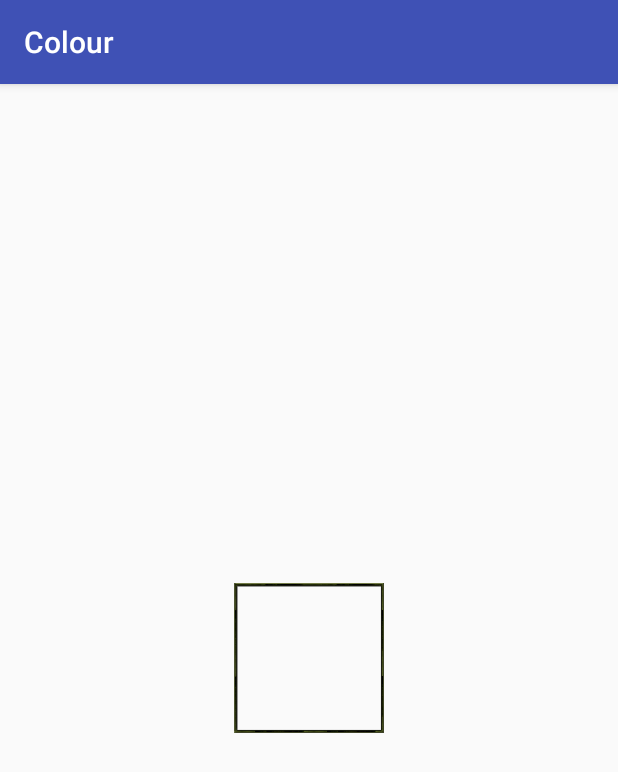
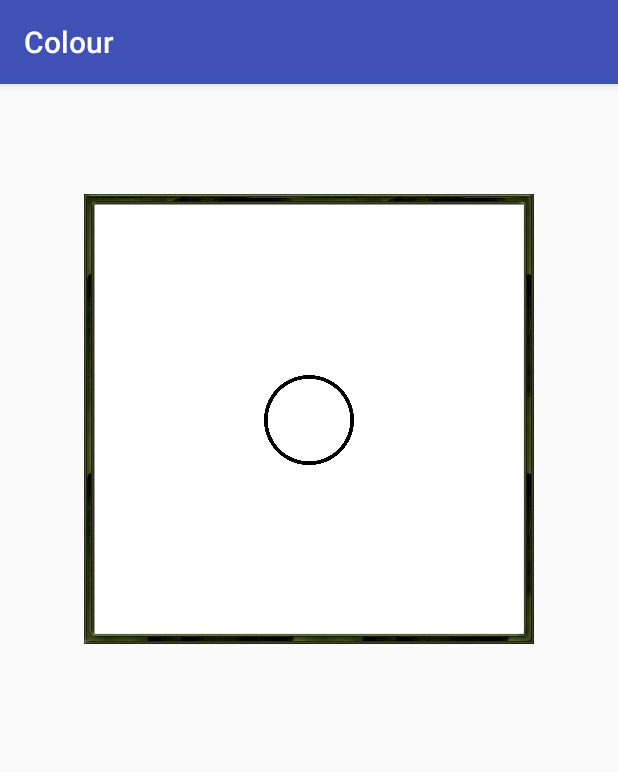
Before and after one commit to veryprofessionaldodo/ColourApp, an Android app: the screen it shows after launch (MainActivity), on a phone screen of 412 x 824 dp. Shown: the top 772 px of the screen. Run offline under Robolectric (Android 15) with nearby library versions, the phone set to English and light mode, and no system bars.

Commit message:
Erro na performance, provavelmente por causa do onTouchListener
Adicionado Quadrado onde vai ficar colour square

```diff
--- a/app/src/main/java/com/example/petre/colour/MainActivity.java
+++ b/app/src/main/java/com/example/petre/colour/MainActivity.java
@@ -5,26 +5,34 @@ import android.os.Bundle;
 import android.view.MotionEvent;
 import android.view.View;
 import android.widget.ImageView;
+import android.widget.Toast;
 
 public class MainActivity extends AppCompatActivity {
 
-    ImageView img;
+    ImageView img, sqr;
     @Override
     protected void onCreate(Bundle savedInstanceState) {
         super.onCreate(savedInstanceState);
         setContentView(R.layout.activity_main);
 
         final View touchView = findViewById(R.id.full);
-
-        img = (ImageView) findViewById(R.id.ball);
+       // sqr = (ImageView) findViewById(R.id.square);
+        img = (ImageView) findViewById(R.id.circle);
 
         touchView.setOnTouchListener(new View.OnTouchListener() {
 
             @Override
             public boolean onTouch(View v, MotionEvent event) {
                 System.out.println(getSupportActionBar().getHeight() );
-                img.setY(event.getRawY() - getSupportActionBar().getHeight() - img.getHeight()/2 - getStatusBarHeight());
-                img.setX(event.getRawX() - img.getWidth()/2);
+
+
+               // Toast.makeText(MainActivity.this, "X" + event.getRawX() + " Width " + img.getWidth(), Toast.LENGTH_SHORT).show();
+                //if (((event.getRawX() - img.getWidth()/2) > sqr.getX()) && ((event.getRawX() - img.getWidth()/2 )> (sqr.getX()+ sqr.getWidth() ))) {
+               // if (event.getRawY() > sqr.getY() && event.getRawX() > sqr.getX()) {
+                   //if (event.getRawY() - img.getHeight()/2 > sqr.getY() && event.getRawY() - img.getHeight()/2 > sqr.getY()+ sqr.getHeight() ) {
+                        img.setY(event.getRawY() - getSupportActionBar().getHeight() - img.getHeight() / 2 - getStatusBarHeight());
+                        img.setX(event.getRawX() - img.getWidth() / 2);
+                 //   }
                 return true;
             }
         });
--- a/app/src/main/res/layout/activity_main.xml
+++ b/app/src/main/res/layout/activity_main.xml
@@ -2,23 +2,39 @@
 <android.support.constraint.ConstraintLayout xmlns:android="http://schemas.android.com/apk/res/android"
     xmlns:app="http://schemas.android.com/apk/res-auto"
     xmlns:tools="http://schemas.android.com/tools"
+    android:id="@+id/full"
     android:layout_width="match_parent"
-    android:id = "@+id/full"
     android:layout_height="match_parent"
 
 
+    tools:context="com.example.petre.colour.MainActivity">
 
-tools:context="com.example.petre.colour.MainActivity">
 
     <ImageView
-        android:layout_width="100dp"
-        android:layout_height="100dp"
-        android:src="@drawable/ball"
-        android:id="@+id/ball"
-        app:layout_constraintBottom_toBottomOf="parent"
+        android:layout_width="300dp"
+        android:layout_height="300dp"
+        android:layout_marginTop="73dp"
+        android:src="@drawable/square"
+        app:layout_constraintTop_toTopOf="parent"
+        android:id="@+id/square"
+        app:layout_constraintLeft_toLeftOf="parent"
+        app:layout_constraintRight_toRightOf="parent" />
+
+
+    <ImageView
+        android:id="@+id/circle"
+        android:layout_width="60dp"
+        android:layout_height="60dp"
+        android:src="@drawable/circle"
         app:layout_constraintLeft_toLeftOf="parent"
         app:layout_constraintRight_toRightOf="parent"
         app:layout_constraintTop_toTopOf="parent"
-        app:layout_constraintVertical_bias="0.498" />
+        android:layout_marginTop="194dp" />
+
+
+
+
+
+
 
 </android.support.constraint.ConstraintLayout>
```
Also changed, not shown: app/src/main/res/drawable/ball.png (deleted), app/src/main/res/drawable/circle.png (added), app/src/main/res/drawable/square.png (added), 3 other files.
